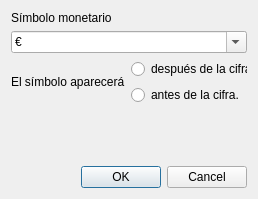
First picture: the form in config.ui, repository RafaelGC/EasyReceipt, before the edit.
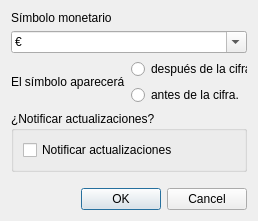
Second picture: the form after the edit.

```diff
--- a/config.ui
+++ b/config.ui
@@ -7,7 +7,7 @@
     <x>0</x>
     <y>0</y>
     <width>258</width>
-    <height>199</height>
+    <height>221</height>
    </rect>
   </property>
   <property name="minimumSize">
@@ -84,6 +84,22 @@
      </item>
     </layout>
    </item>
+   <item>
+    <widget class="QGroupBox" name="groupBox">
+     <property name="title">
+      <string>¿Notificar actualizaciones?</string>
+     </property>
+     <layout class="QVBoxLayout" name="verticalLayout_3">
+      <item>
+       <widget class="QCheckBox" name="updatesEnabled">
+        <property name="text">
+         <string>Notificar actualizaciones</string>
+        </property>
+       </widget>
+      </item>
+     </layout>
+    </widget>
+   </item>
    <item>
     <spacer name="verticalSpacer">
      <property name="orientation">
```
